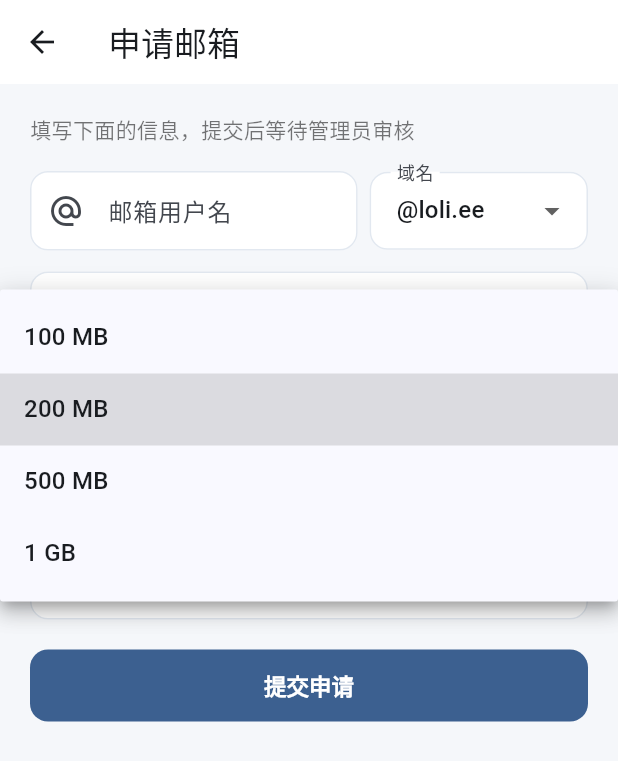
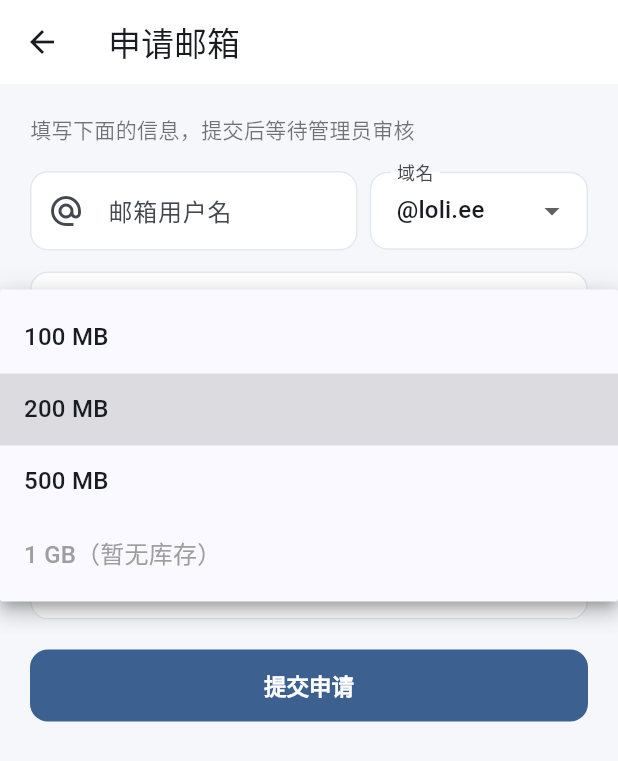
Before and after one commit to itmowang/mxrt, a Flutter app: the EmailApplyPage screen opened directly, after a tap on "200 MB", on a phone screen of 412 x 824 dp. Shown: the top 761 px of the screen. Run offline on Flutter 3.47's test engine with Material 3 defaults, Android fonts, the phone set to English and light mode, and no system bars; our stand-ins replace app_links, dio, fluttertoast, shared_preferences; accounts and stored records are empty.

Commit message:
feat: 更新检查改用后端代理 + 1GB配额标记无货
- 更新检查改为通过 /api/mobile/version（后端代理 GitHub API，国内不被墙）
- 1GB 配额标记为'暂无库存'不可选
- 后端：申请邮箱时自动发通知到 review_mail@loli.wang

```diff
--- a/lib/pages/email_apply_page.dart
+++ b/lib/pages/email_apply_page.dart
@@ -137,7 +137,12 @@ class _EmailApplyPageState extends State<EmailApplyPage> {
                     DropdownMenuItem(value: 100, child: Text('100 MB')),
                     DropdownMenuItem(value: 200, child: Text('200 MB')),
                     DropdownMenuItem(value: 500, child: Text('500 MB')),
-                    DropdownMenuItem(value: 1024, child: Text('1 GB')),
+                    DropdownMenuItem(
+                      value: 1024,
+                      enabled: false,
+                      child: Text('1 GB（暂无库存）',
+                          style: TextStyle(color: Colors.grey)),
+                    ),
                   ],
                   onChanged: (v) => setState(() => _quota = v ?? 200),
                 ),
```
Also changed, not shown: lib/core/updater.dart (+15 -21 lines).
